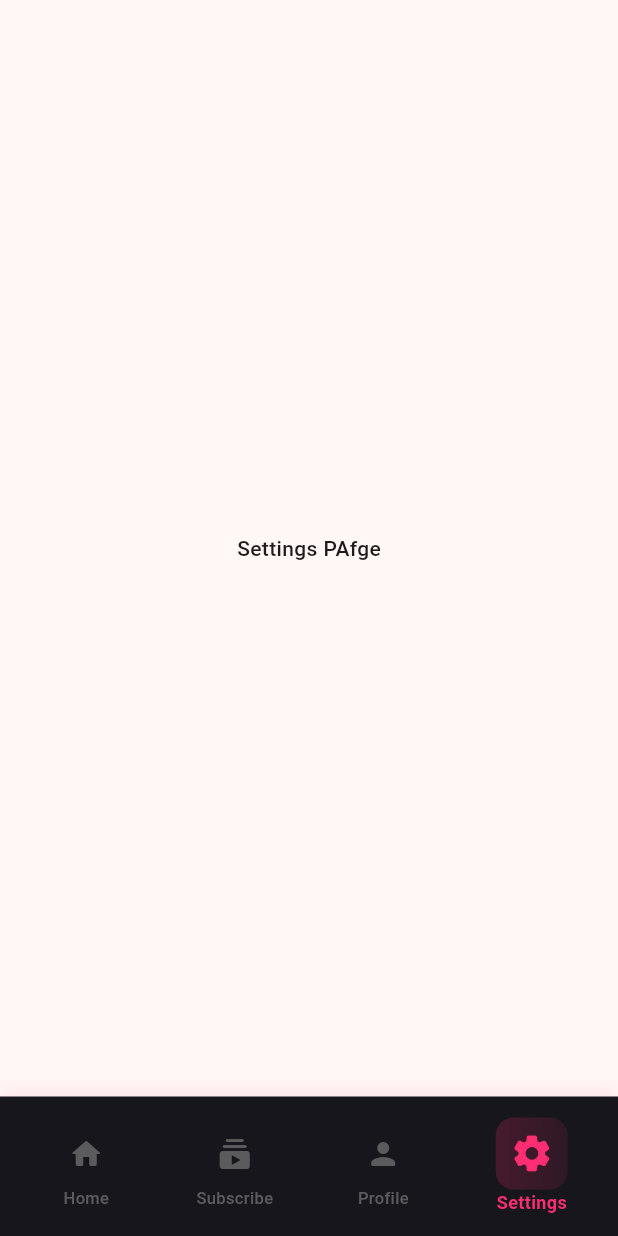
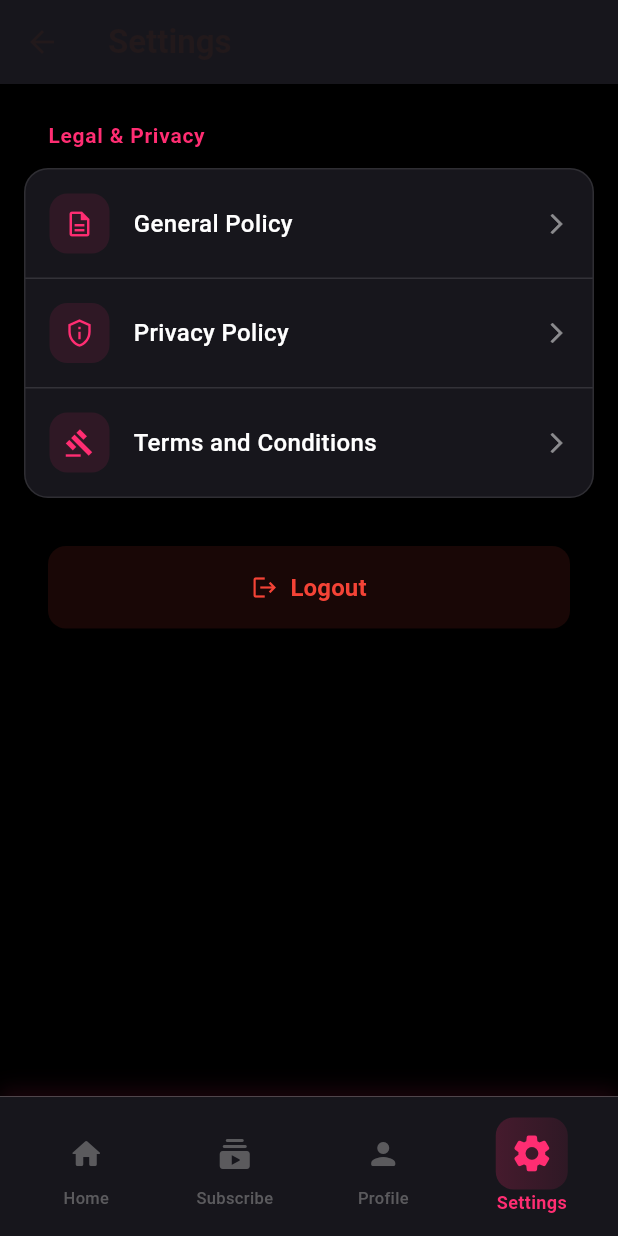
Before and after one commit to aswin531/cp-Indra, a Flutter app: the MainScreen screen opened by its route, item 4 of the bottom bar chosen, on a phone screen of 412 x 824 dp. Run offline on Flutter 3.47's test engine with Material 3 defaults, Android fonts, the light colour scheme and no system bars; our stand-ins replace cached_network_image, carousel_slider, chewie, equatable, flutter_bloc, flutter_secure_storage and 4 more; missing offline and left inert: razorpay_flutter; accounts and stored records are empty.

Commit message:
alert dialogue added settiing page created

```diff
--- /dev/null
+++ b/indrajala/lib/core/widgets/custom_alertbox.dart
@@ -0,0 +1,53 @@
+import 'package:flutter/material.dart';
+import 'package:indrajala/core/theme/app_colors.dart';
+import 'package:indrajala/core/theme/app_textstyles.dart'; // Import the text styles
+
+class CustomAlertDialog extends StatelessWidget {
+  final String title;
+  final String content;
+  final String confirmButtonText;
+  final String cancelButtonText;
+  final VoidCallback onConfirm;
+  final VoidCallback onCancel;
+
+  const CustomAlertDialog({
+    super.key,
+    required this.title,
+    required this.content,
+    required this.confirmButtonText,
+    required this.cancelButtonText,
+    required this.onConfirm,
+    required this.onCancel,
+  });
+
+  @override
+  Widget build(BuildContext context) {
+    return AlertDialog(
+      backgroundColor: IAppColors.black,
+      title: Text(
+        title,
+        style: IAppTextStyles.heading1, // Use heading1 style for the title
+      ),
+      content: Text(
+        content,
+        style: IAppTextStyles.descriptionText, // Use descriptionText style for the content
+      ),
+      actions: [
+        TextButton(
+          onPressed: onCancel,
+          child: Text(
+            cancelButtonText,
+            style: IAppTextStyles.localtext.copyWith(color: IAppColors.grey), // Use localtext style for the cancel button
+          ),
+        ),
+        TextButton(
+          onPressed: onConfirm,
+          child: Text(
+            confirmButtonText,
+            style: IAppTextStyles.headTextPink, // Use headTextPink style for the confirm button
+          ),
+        ),
+      ],
+    );
+  }
+}
--- a/indrajala/lib/features/bottomnavbar/page/bottom_nav_bar.dart
+++ b/indrajala/lib/features/bottomnavbar/page/bottom_nav_bar.dart
@@ -13,7 +13,7 @@ class MainScreen extends StatelessWidget {
     HomeScreenTest(),
     const SubscriptionPage(),
     const ProfilePage(),
-    const SettingsScreen()
+     SettingsScreen()
   ];
 
   MainScreen({super.key});
--- a/indrajala/lib/features/settings/settings.dart
+++ b/indrajala/lib/features/settings/settings.dart
@@ -1,10 +1,82 @@
-import 'package:flutter/widgets.dart';
+import 'package:flutter/material.dart';
+import 'package:flutter_bloc/flutter_bloc.dart';
+import 'package:indrajala/core/constants/api_constants.dart';
+import 'package:indrajala/core/theme/app_colors.dart';
+import 'package:indrajala/core/widgets/custom_alertbox.dart';
+import 'package:indrajala/features/auth/bloc/authbloc/auth_bloc.dart';
+import 'package:indrajala/features/auth/bloc/authbloc/auth_event.dart';
+import 'package:indrajala/features/home/domain/usecases/launchurl_usecase.dart';
+import 'package:indrajala/features/settings/widgets/logout_button.dart';
+import 'package:indrajala/features/settings/widgets/settings_group.dart';
+import 'package:indrajala/features/settings/widgets/settings_tile.dart';
+
 
 class SettingsScreen extends StatelessWidget {
-  const SettingsScreen({super.key});
+  final LaunchUrlUseCase _launchUrlUseCase = LaunchUrlUseCase();
+
+  SettingsScreen({super.key});
 
   @override
   Widget build(BuildContext context) {
-    return const Center(child: Text("Settings PAfge"),);
+    return Scaffold(
+      backgroundColor: IAppColors.bgBlack,
+      appBar: AppBar(
+        title: const Text(
+          "Settings",
+          style: TextStyle(
+            fontWeight: FontWeight.w600,
+          ),
+        ),
+        backgroundColor: IAppColors.black,
+      ),
+      body: ListView(
+        padding: const EdgeInsets.symmetric(horizontal: 16, vertical: 24),
+        children: [
+          SettingsGroup(
+            title: "Legal & Privacy",
+            children: [
+              SettingsTile(
+                icon: Icons.description_outlined,
+                title: 'General Policy',
+                onTap: () => _launchUrlUseCase.call(generalPolicy),
+              ),
+              const Divider(height: 1, color: Colors.white12),
+              SettingsTile(
+                icon: Icons.privacy_tip_outlined,
+                title: 'Privacy Policy',
+                onTap: () => _launchUrlUseCase.call(dataPolicy),
+              ),
+              const Divider(height: 1, color: Colors.white12),
+              SettingsTile(
+                icon: Icons.gavel_outlined,
+                title: 'Terms and Conditions',
+                onTap: () => _launchUrlUseCase.call(termsConditions),
+              ),
+            ],
+          ),
+          const SizedBox(height: 32),
+          LogoutButton(onLogout: () => _showLogoutDialog(context)),
+        ],
+      ),
+    );
+  }
+
+  void _showLogoutDialog(BuildContext context) {
+    showDialog(
+      context: context,
+      builder: (context) => CustomAlertDialog(
+        title: "Logout",
+        content: "Are you sure you want to logout?",
+        confirmButtonText: "Yes",
+        cancelButtonText: "No",
+        onConfirm: () {
+          context.read<AuthBloc>().add(LogoutEvent());
+          Navigator.of(context).pop();
+        },
+        onCancel: () {
+          Navigator.of(context).pop();
+        },
+      ),
+    );
   }
 }
--- /dev/null
+++ b/indrajala/lib/features/settings/widgets/logout_button.dart
@@ -0,0 +1,46 @@
+
+import 'package:flutter/material.dart';
+import 'package:indrajala/core/theme/app_colors.dart';
+
+class LogoutButton extends StatelessWidget {
+  final VoidCallback onLogout;
+
+  const LogoutButton({
+    super.key,
+    required this.onLogout,
+  });
+
+  @override
+  Widget build(BuildContext context) {
+    return Container(
+      padding: const EdgeInsets.symmetric(horizontal: 16),
+      child: ElevatedButton(
+        onPressed: onLogout,
+        style: ElevatedButton.styleFrom(
+          backgroundColor: IAppColors.red.withOpacity(0.1),
+          foregroundColor: IAppColors.red,
+          padding: const EdgeInsets.symmetric(vertical: 16),
+          shape: RoundedRectangleBorder(
+            borderRadius: BorderRadius.circular(12),
+          ),
+          elevation: 0,
+        ),
+        child: Row(
+          mainAxisAlignment: MainAxisAlignment.center,
+          children: [
+            Icon(Icons.logout, color: IAppColors.red),
+            const SizedBox(width: 8),
+            Text(
+              'Logout',
+              style: TextStyle(
+                color: IAppColors.red,
+                fontSize: 16,
+                fontWeight: FontWeight.w600,
+              ),
+            ),
+          ],
+        ),
+      ),
+    );
+  }
+}
--- /dev/null
+++ b/indrajala/lib/features/settings/widgets/settings_group.dart
@@ -0,0 +1,48 @@
+
+import 'package:flutter/material.dart';
+import 'package:indrajala/core/theme/app_colors.dart';
+
+class SettingsGroup extends StatelessWidget {
+  final String title;
+  final List<Widget> children;
+
+  const SettingsGroup({
+    super.key,
+    required this.title,
+    required this.children,
+  });
+
+  @override
+  Widget build(BuildContext context) {
+    return Column(
+      crossAxisAlignment: CrossAxisAlignment.start,
+      children: [
+        Padding(
+          padding: const EdgeInsets.only(left: 16, bottom: 12),
+          child: Text(
+            title,
+            style: const TextStyle(
+              color: IAppColors.pink,
+              fontSize: 14,
+              fontWeight: FontWeight.w600,
+              letterSpacing: 0.5,
+            ),
+          ),
+        ),
+        Container(
+          decoration: BoxDecoration(
+            color: IAppColors.black,
+            borderRadius: BorderRadius.circular(16),
+            border: Border.all(
+              color: Colors.white.withOpacity(0.1),
+              width: 1,
+            ),
+          ),
+          child: Column(
+            children: children,
+          ),
+        ),
+      ],
+    );
+  }
+}
--- /dev/null
+++ b/indrajala/lib/features/settings/widgets/settings_tile.dart
@@ -0,0 +1,60 @@
+import 'package:flutter/material.dart';
+import 'package:indrajala/core/theme/app_colors.dart';
+
+class SettingsTile extends StatelessWidget {
+  final IconData icon;
+  final String title;
+  final VoidCallback onTap;
+
+  const SettingsTile({
+    super.key,
+    required this.icon,
+    required this.title,
+    required this.onTap,
+  });
+
+  @override
+  Widget build(BuildContext context) {
+    return Material(
+      color: Colors.transparent,
+      child: InkWell(
+        onTap: onTap,
+        child: Padding(
+          padding: const EdgeInsets.symmetric(horizontal: 16, vertical: 16),
+          child: Row(
+            children: [
+              Container(
+                width: 40,
+                height: 40,
+                decoration: BoxDecoration(
+                  color: IAppColors.pink.withOpacity(0.1),
+                  borderRadius: BorderRadius.circular(12),
+                ),
+                child: Icon(
+                  icon,
+                  color: IAppColors.pink,
+                  size: 20,
+                ),
+              ),
+              const SizedBox(width: 16),
+              Text(
+                title,
+                style: TextStyle(
+                  color: IAppColors.white,
+                  fontSize: 16,
+                  fontWeight: FontWeight.w500,
+                ),
+              ),
+              const Spacer(),
+              Icon(
+                Icons.arrow_forward_ios,
+                color: IAppColors.white.withOpacity(0.5),
+                size: 16,
+              ),
+            ],
+          ),
+        ),
+      ),
+    );
+  }
+}
```
